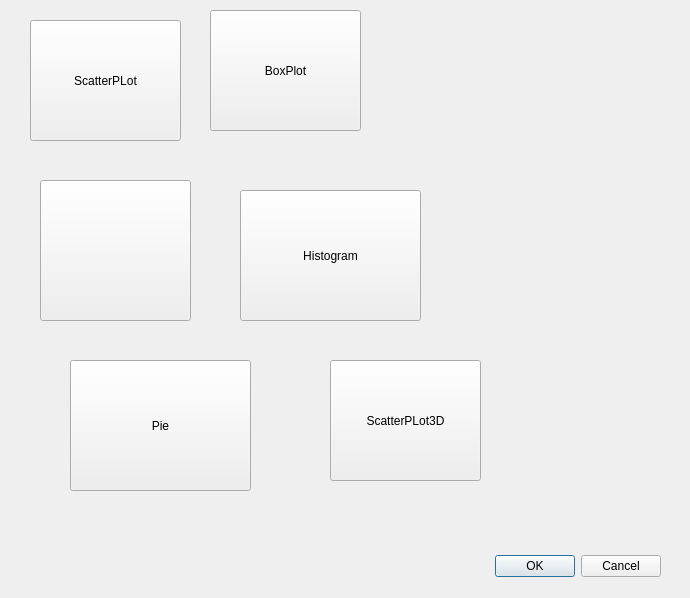
This is ui/data_plot_dialog_base.ui in lucacasagrande/DataPlot as Qt 5 draws it before an edit. The edited form follows.
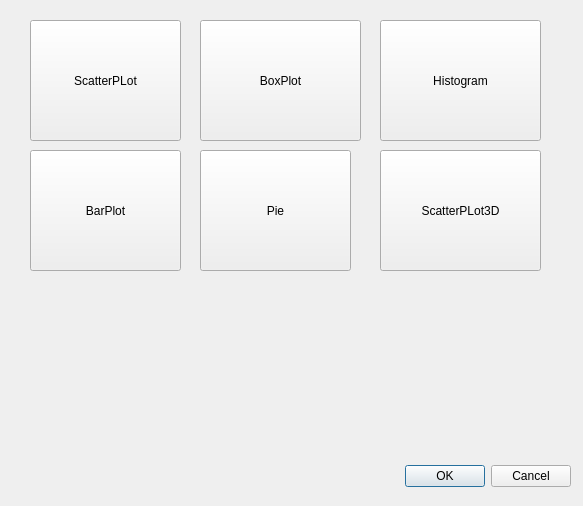
This is the edited form. Icons and pictures are not drawn.

Commit message: main UI and file for calling other plots

```diff
--- a/ui/data_plot_dialog_base.ui
+++ b/ui/data_plot_dialog_base.ui
@@ -6,8 +6,8 @@
    <rect>
     <x>0</x>
     <y>0</y>
-    <width>690</width>
-    <height>598</height>
+    <width>583</width>
+    <height>506</height>
    </rect>
   </property>
   <property name="windowTitle">
@@ -16,8 +16,8 @@
   <widget class="QDialogButtonBox" name="buttonBox">
    <property name="geometry">
     <rect>
-     <x>320</x>
-     <y>550</y>
+     <x>230</x>
+     <y>460</y>
      <width>341</width>
      <height>32</height>
     </rect>
@@ -50,9 +50,9 @@
   <widget class="QPushButton" name="boxplotButton">
    <property name="geometry">
     <rect>
-     <x>210</x>
-     <y>10</y>
-     <width>151</width>
+     <x>200</x>
+     <y>20</y>
+     <width>161</width>
      <height>121</height>
     </rect>
    </property>
@@ -64,18 +64,24 @@
      <normalon>:/plugins/DataPlot/icons/boxplot.png</normalon>
     </iconset>
    </property>
+   <property name="iconSize">
+    <size>
+     <width>128</width>
+     <height>128</height>
+    </size>
+   </property>
   </widget>
   <widget class="QPushButton" name="barplotButton">
    <property name="geometry">
     <rect>
-     <x>40</x>
-     <y>180</y>
+     <x>30</x>
+     <y>150</y>
      <width>151</width>
-     <height>141</height>
+     <height>121</height>
     </rect>
    </property>
    <property name="text">
-    <string/>
+    <string>BarPlot</string>
    </property>
    <property name="icon">
     <iconset>
@@ -92,10 +98,10 @@
   <widget class="QPushButton" name="histogramplotButton">
    <property name="geometry">
     <rect>
-     <x>240</x>
-     <y>190</y>
-     <width>181</width>
-     <height>131</height>
+     <x>380</x>
+     <y>20</y>
+     <width>161</width>
+     <height>121</height>
     </rect>
    </property>
    <property name="text">
@@ -116,10 +122,10 @@
   <widget class="QPushButton" name="pieplotButton">
    <property name="geometry">
     <rect>
-     <x>70</x>
-     <y>360</y>
-     <width>181</width>
-     <height>131</height>
+     <x>200</x>
+     <y>150</y>
+     <width>151</width>
+     <height>121</height>
     </rect>
    </property>
    <property name="text">
@@ -140,9 +146,9 @@
   <widget class="QPushButton" name="scatter3DButton">
    <property name="geometry">
     <rect>
-     <x>330</x>
-     <y>360</y>
-     <width>151</width>
+     <x>380</x>
+     <y>150</y>
+     <width>161</width>
      <height>121</height>
     </rect>
    </property>
```
The commit also changes 1 other file.
